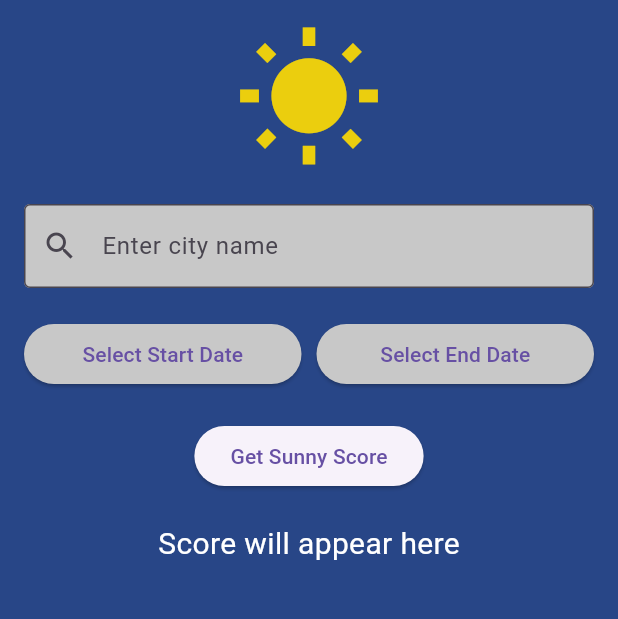
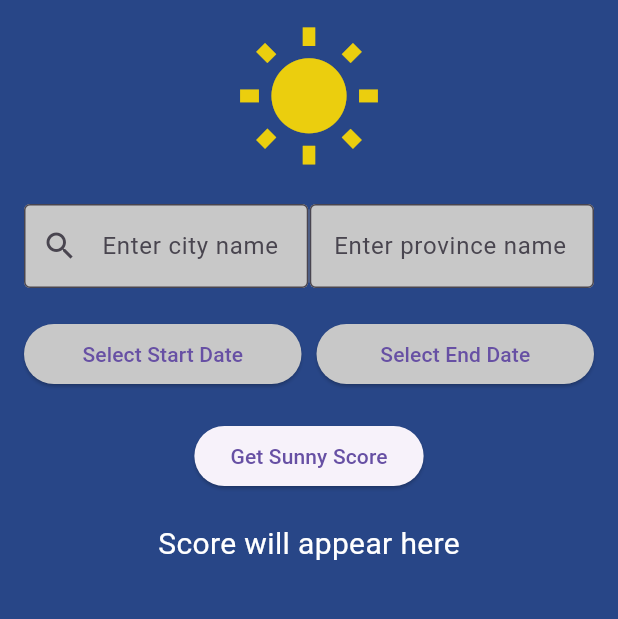
Before and after one commit to Quilo-Apps/AlwaysSunny, a Flutter app: the screen it shows after launch, on a phone screen of 412 x 824 dp, the part 84-703 px from its top. Run offline on Flutter 3.47's test engine with Material 3 defaults, Android fonts, the phone set to English and light mode, and no system bars.

Commit message:
Added Province Search

```diff
--- a/lib/main.dart
+++ b/lib/main.dart
@@ -38,6 +38,7 @@ class _SunnyDaysScreenState extends State<SunnyDaysScreen> {
   DateTime? startDate;
   DateTime? endDate;
   String city = '';
+  String province = '';
   String sunnyScore = ''; // To hold the sunny score value
 
   // Function to fetch the sunny score from the backend
@@ -53,6 +54,7 @@ class _SunnyDaysScreenState extends State<SunnyDaysScreen> {
       headers: {"Content-Type": "application/json"},
       body: json.encode({
         'city': city,
+        'province': province,
         'start_date': startDate!.toString().split(' ')[0], // Convert to YYYY-MM-DD
         'end_date': endDate!.toString().split(' ')[0], // Convert to YYYY-MM-DD
       }),
@@ -84,10 +86,15 @@ class _SunnyDaysScreenState extends State<SunnyDaysScreen> {
             size: 100,
           ),
           const SizedBox(height: 20),
-          TextField(
+
+          Row(
+            children: [
+              // TextField for province
+              Expanded(
+              child: TextField(
                 onChanged: (value) {
                   setState(() {
-                city = value;  // Update city when text changes
+                    city = value; // Update province when text changes
                   });
                 },
                 decoration: const InputDecoration(
@@ -97,6 +104,27 @@ class _SunnyDaysScreenState extends State<SunnyDaysScreen> {
                   filled: true,
                   fillColor: Color.fromARGB(255, 200, 200, 200),
                 ),
+              ),
+            ),
+            const SizedBox(width: 1), // Add spacing between the TextFields
+            // TextField for city
+            Expanded(
+            child: TextField(
+              onChanged: (value) {
+                setState(() {
+                  province = value; // Update city when text changes
+                });
+              },
+              decoration: const InputDecoration(
+                hintText: 'Enter province name',
+
+                border: OutlineInputBorder(),
+                filled: true,
+                fillColor: Color.fromARGB(255, 200, 200, 200),
+              ),
+            ),
+          ),
+        ],
       ),
           const SizedBox(height: 20),
           Row(
```
Also changed, not shown: 6 other files. Lines whose indentation alone changed are shown as unchanged.
